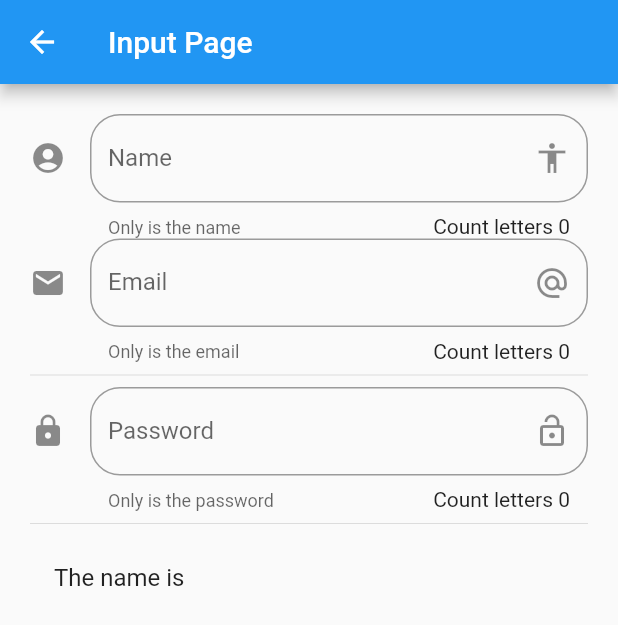
After one commit to oscar02r/flutter_components, a Flutter app: the screen it shows after launch, after a tap on "inputs", on a phone screen of 412 x 824 dp. The commit adds this screen. Shown: the top 625 px of the screen. Run offline on Flutter 3.47's test engine with Material 2 defaults, Android fonts, the phone set to English and light mode, and no system bars; network calls fail.

Commit message:
Input page ready to inpust

```diff
--- a/data/menu_opts.json
+++ b/data/menu_opts.json
@@ -20,6 +20,11 @@
             "ruta" : "animated_container",
             "icon" : "donut_large",
             "texto": "Animated container"
+        },
+        {
+            "ruta" : "inputs",
+            "icon" : "input",
+            "texto": "inputs"
         }
     ]
 }
--- a/lib/src/pages/animated_page.dart
+++ b/lib/src/pages/animated_page.dart
@@ -1,3 +1,5 @@
+import 'dart:math';
+
 import 'package:flutter/material.dart';
 
 class AnimatedPage extends StatefulWidget {
@@ -9,7 +11,7 @@ class _AnimatedPageState extends State<AnimatedPage> {
     double _width = 50.0;
     double _heigth = 50.0;
     Color _color = Colors.pink;
-
+    BorderRadiusGeometry _borderRadius = BorderRadius.circular(8.0);
 
 
   @override
@@ -21,14 +23,40 @@ class _AnimatedPageState extends State<AnimatedPage> {
 
       body: Center(
         child: AnimatedContainer(
-          duration: Duration(milliseconds: 1000),
+          curve: Curves.fastOutSlowIn,
+          duration: Duration(seconds: 1),
           height: _heigth,
           width: _width,
-          color: _color,
+          decoration: BoxDecoration(
+            color: _color,
+            borderRadius: _borderRadius
 
           ),
+          ),
       ),
+      floatingActionButton: FloatingActionButton(
+        child: Icon(Icons.play_arrow),
+        onPressed: (){
+          _shapeChange();
 
-    );
-  }
+                  }
+                ),
+              );
+            }
+
+        void _shapeChange() {
+
+          setState(() {
+            final random =  Random();
+            _heigth = random.nextInt(300).toDouble();
+            _width = random.nextInt(300).toDouble();
+            _borderRadius = BorderRadius.circular(random.nextInt(400).toDouble());
+            _color = Color.fromRGBO(
+              random.nextInt(255),
+              random.nextInt(255),
+              random.nextInt(255),
+              1);
+
+          });
+        }
 }
--- /dev/null
+++ b/lib/src/pages/input_page.dart
@@ -0,0 +1,98 @@
+import 'package:flutter/material.dart';
+
+class InputPage extends StatefulWidget {
+  @override
+  _InputPageState createState() => _InputPageState();
+}
+
+class _InputPageState extends State<InputPage> {
+
+  String _name ='';
+  String _email ='';
+
+  @override
+  Widget build(BuildContext context) {
+    return Scaffold(
+      appBar: AppBar(
+        title: Text('Input Page'),
+      ),
+      body: ListView(
+        padding: EdgeInsets.all(20.0),
+        children: <Widget>[
+          _inputCreate(),
+          _createEmail(),
+          Divider(),
+          _createPassword(),
+          Divider(),
+          _createPerson()
+        ],
+      ),
+
+    );
+  }
+
+  Widget _inputCreate() {
+
+    return TextField(
+      textCapitalization: TextCapitalization.sentences,
+      decoration: InputDecoration(
+        border: OutlineInputBorder(
+          borderRadius: BorderRadius.circular(20.0)
+        ),
+        counter: Text('Count letters ${_name.length}'),
+        hintText: 'Write the anme',
+        labelText: 'Name',
+        helperText: 'Only is the name',
+        suffixIcon: Icon(Icons.accessibility),
+        icon: Icon(Icons.account_circle)
+      ),
+      onChanged: (value) => setState(() {_name =value;})
+
+    );
+  }
+
+Widget  _createEmail() {
+       return TextField(
+      keyboardType: TextInputType.emailAddress,
+      decoration: InputDecoration(
+        border: OutlineInputBorder(
+          borderRadius: BorderRadius.circular(20.0)
+        ),
+        counter: Text('Count letters ${_email.length}'  ),
+        hintText: 'Write the email',
+        labelText: 'Email',
+        helperText: 'Only is the email',
+        suffixIcon: Icon(Icons.alternate_email),
+        icon: Icon(Icons.email)
+      ),
+      onChanged: (value) =>setState(() { _email =value; })
+
+    );
+}
+
+  _createPassword() {
+      return TextField(
+        obscureText: true,
+      keyboardType: TextInputType.visiblePassword,
+      decoration: InputDecoration(
+        border: OutlineInputBorder(
+          borderRadius: BorderRadius.circular(20.0)
+        ),
+        counter: Text('Count letters ${_email.length}'  ),
+        hintText: 'Write your password',
+        labelText: 'Password',
+        helperText: 'Only is the password',
+        suffixIcon: Icon(Icons.lock_open),
+        icon: Icon(Icons.lock)
+      ),
+      onChanged: (value) =>setState(() { _email =value; })
+
+    );
+  }
+
+   Widget _createPerson(){
+        return ListTile(
+           title: Text('The name is $_name'),
+        );
+  }
+}
--- a/lib/src/routes/routes.dart
+++ b/lib/src/routes/routes.dart
@@ -1,10 +1,12 @@
-import 'package:component_flutter/src/pages/animated_page.dart';
 import 'package:flutter/material.dart';
+
 
 import 'package:component_flutter/src/pages/home_page.dart';
 import 'package:component_flutter/src/pages/alert_page.dart';
 import 'package:component_flutter/src/pages/avartar_page.dart';
 import 'package:component_flutter/src/pages/card_page.dart';
+import 'package:component_flutter/src/pages/animated_page.dart';
+import 'package:component_flutter/src/pages/input_page.dart';
 
 Map <String , WidgetBuilder> getAplicationRotues(){
         return  <String , WidgetBuilder> {
@@ -13,5 +15,6 @@ Map <String , WidgetBuilder> getAplicationRotues(){
                 'avatar' : (context) => AvatarPage(),
                 'card'   : (context) => CardPage(),
                 'animated_container' : (context) => AnimatedPage(),
+                'inputs' : (context) => InputPage()
         };
 }
--- a/lib/src/utils/icon_string_util.dart
+++ b/lib/src/utils/icon_string_util.dart
@@ -4,7 +4,8 @@ final _icons = <String, IconData>{
   'add_alert'     : Icons.add_alert,
   'accessibility' : Icons.accessibility,
   'folder_open'   : Icons.folder_open,
-  'donut_large'    : Icons.donut_large
+  'donut_large'   : Icons.donut_large,
+  'input'         : Icons.input
 };
 
 
```
